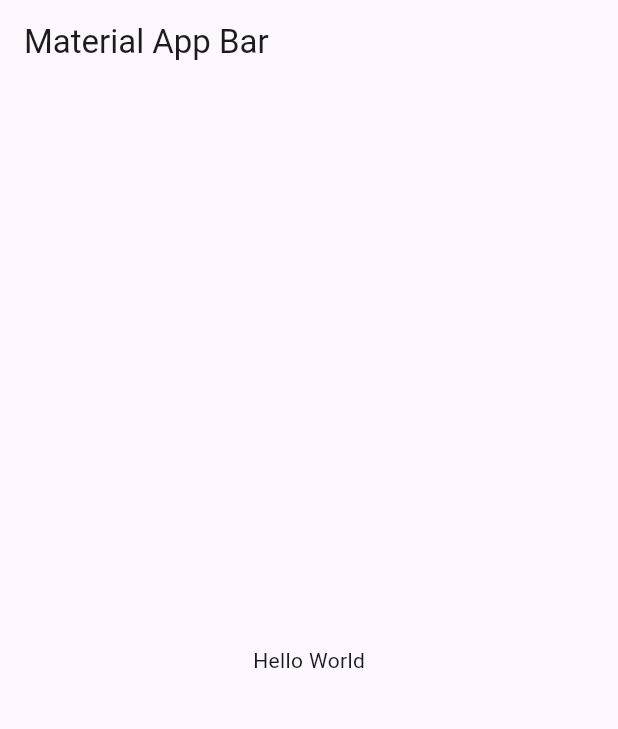
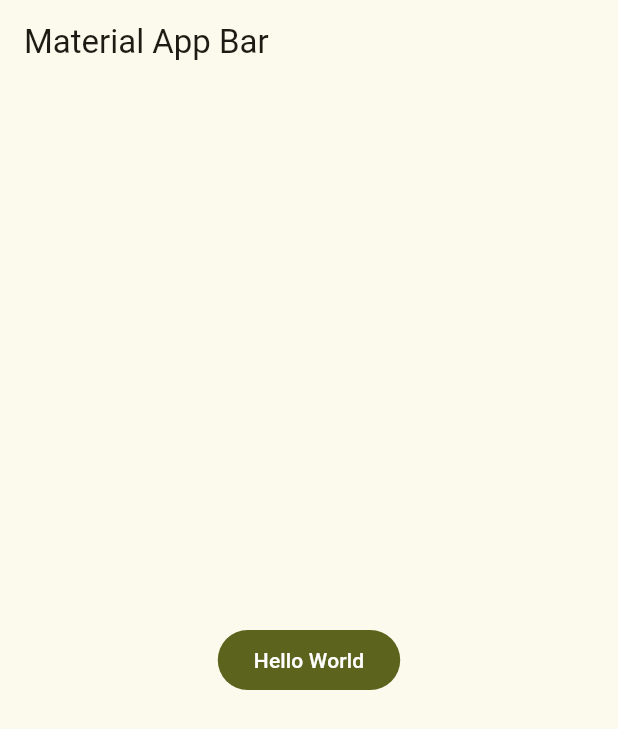
Before and after one commit to oscarruiz05/widgets_app, a Flutter app: the screen it shows after launch, on a phone screen of 412 x 824 dp. Shown: the top 729 px of the screen. Run offline on Flutter 3.47's test engine with Material 3 defaults, Android fonts, the phone set to English and light mode, and no system bars.

Commit message:
Add AppTheme class and integrate it into main application theme

```diff
--- /dev/null
+++ b/lib/config/theme/app_theme.dart
@@ -0,0 +1,33 @@
+import 'package:flutter/material.dart';
+
+const List<Color> colorList = [
+  Colors.red,
+  Colors.pink,
+  Colors.purple,
+  Colors.deepPurple,
+  Colors.indigo,
+  Colors.blue,
+  Colors.lightBlue,
+  Colors.cyan,
+  Colors.teal,
+  Colors.green,
+  Colors.lightGreen,
+  Colors.lime,
+  Colors.yellow,
+  Colors.amber,
+  Colors.orange,
+];
+
+class AppTheme {
+  final int selectedColor;
+
+  AppTheme({this.selectedColor = 0})
+    : assert(selectedColor >= 0, 'Selected color index must be less than 0'),
+      assert(
+        selectedColor < colorList.length,
+        'Selected color index must be less than ${colorList.length}',
+      );
+
+  ThemeData getTheme() =>
+      ThemeData(useMaterial3: true, colorSchemeSeed: colorList[selectedColor]);
+}
--- a/lib/main.dart
+++ b/lib/main.dart
@@ -1,4 +1,5 @@
 import 'package:flutter/material.dart';
+import 'package:widgets_app/config/theme/app_theme.dart';
 
 void main() => runApp(const MyApp());
 
@@ -10,12 +11,13 @@ class MyApp extends StatelessWidget {
     return MaterialApp(
       title: 'Material App',
       debugShowCheckedModeBanner: false,
+      theme: AppTheme(selectedColor: 11).getTheme(),
       home: Scaffold(
         appBar: AppBar(
-          title: const Text('Material App Bar'),
+          title: Text('Material App Bar'),
         ),
-        body: const Center(
-          child: Text('Hello World'),
+        body: Center(
+          child: FilledButton(onPressed: () {}, child: Text('Hello World')),
         ),
       ),
     );
```
